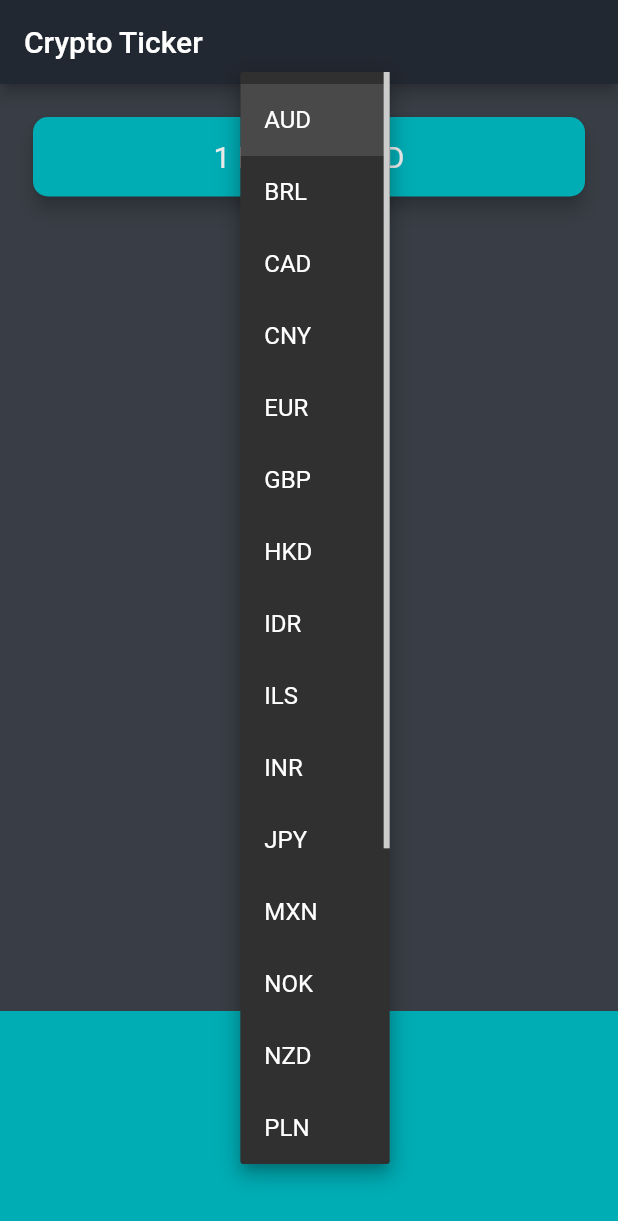
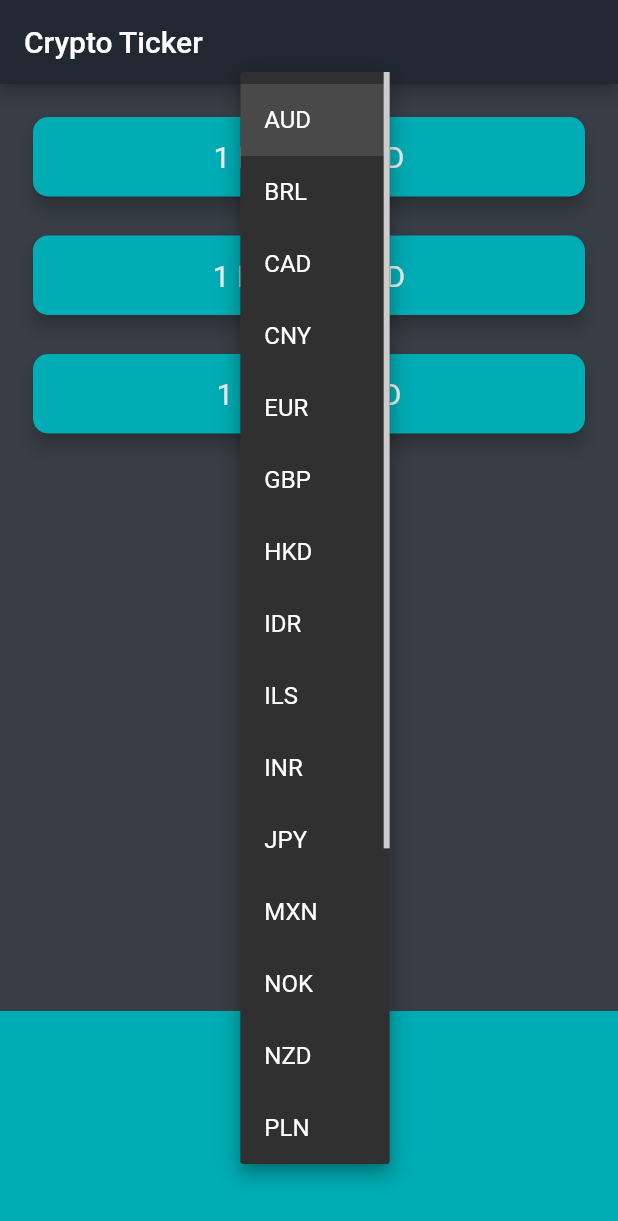
Before and after one commit to Sombernightmare/crypto-tracker-app, a Flutter app: the screen it shows after launch, after a tap on "AUD", on a phone screen of 412 x 824 dp. Shown: the top 1221 px of the screen. Run offline on Flutter 3.47's test engine with Material 2 defaults, Android fonts, the phone set to English and light mode, and no system bars; network calls fail.

Commit message:
Shows the values of 3 crypto currencies that automatically update when user selects a country’s currency

```diff
--- a/lib/coin_info.dart
+++ b/lib/coin_info.dart
@@ -34,17 +34,20 @@ const List<String> cryptoList = [
 const coinAvgURL = 'https://apiv2.bitcoinaverage.com/indices/global/ticker';
 
 class CoinInfo {
-  Future getCoinData(String currency) async {
-    String url = '$coinAvgURL/BTC$currency';
-    http.Response response = await http.get(url);
-
-    if (response.statusCode == 200) {
-      var decodeData = jsonDecode(response.body);
-      double lastPrice = decodeData['last'];
-      return lastPrice;
-    } else {
-      print(response.statusCode);
-      throw 'Problem with get request';
+  Future getCoinData(String selectedCurrency) async {
+    Map<String, String> prices = {};
+    for (String coin in cryptoList) {
+      String requestURL = '$coinAvgURL/$coin$selectedCurrency';
+      http.Response response = await http.get(requestURL);
+      if (response.statusCode == 200) {
+        var decodedData = jsonDecode(response.body);
+        double lastPrice = decodedData['last'];
+        prices[coin] = lastPrice.toStringAsFixed(0);
+      } else {
+        print(response.statusCode);
+        throw 'Problem with get request';
+      }
     }
+    return prices;
   }
 }
--- a/lib/price_screen.dart
+++ b/lib/price_screen.dart
@@ -10,7 +10,8 @@ class PriceScreen extends StatefulWidget {
 
 class _PriceScreenState extends State<PriceScreen> {
   String selectedCurrency = 'AUD';
-  String bitcoinValue = '?';
+  Map<String, String> coinValues = {};
+  bool isWaiting = false;
 
   DropdownButton<String> androidDropdown() {
     List<DropdownMenuItem<String>> dropDownList = [];
@@ -49,14 +50,31 @@ class _PriceScreenState extends State<PriceScreen> {
   }
 
   void getData() async {
+    isWaiting = true;
     try {
       var data = await CoinInfo().getCoinData(selectedCurrency);
+      isWaiting = false;
       setState(() {
-        bitcoinValue = data.toString();
+        coinValues = data;
       });
     } catch (e) {
       print('hi');
     }
+  }
+
+  Column createCard() {
+    List<CoinCard> coinCards = [];
+
+    for (String coin in cryptoList) {
+      coinCards.add(CoinCard(
+          coin: coin,
+          selectedCurrency: selectedCurrency,
+          value: isWaiting ? '?' : coinValues[coin]));
+    }
+    return Column(
+      crossAxisAlignment: CrossAxisAlignment.stretch,
+      children: coinCards,
+    );
   }
 
   @override
@@ -75,7 +93,28 @@ class _PriceScreenState extends State<PriceScreen> {
           mainAxisAlignment: MainAxisAlignment.spaceBetween,
           crossAxisAlignment: CrossAxisAlignment.stretch,
           children: <Widget>[
-            Padding(
+            createCard(),
+            Container(
+                height: 150,
+                alignment: Alignment.center,
+                padding: EdgeInsets.only(bottom: 30),
+                color: Color(0xff00adb5),
+                child: Platform.isAndroid ? androidDropdown() : iosPicker()),
+          ]),
+    );
+  }
+}
+
+class CoinCard extends StatelessWidget {
+  const CoinCard({this.coin, this.selectedCurrency, this.value});
+
+  final String coin;
+  final String selectedCurrency;
+  final String value;
+
+  @override
+  Widget build(BuildContext context) {
+    return Padding(
       padding: EdgeInsets.fromLTRB(18, 18, 18, 0),
       child: Card(
         color: Color(0xff00adb5),
@@ -86,7 +125,7 @@ class _PriceScreenState extends State<PriceScreen> {
         child: Padding(
           padding: EdgeInsets.symmetric(vertical: 15, horizontal: 28),
           child: Text(
-                    '1 BTC = $bitcoinValue $selectedCurrency',
+            '1 $coin = $value $selectedCurrency',
             textAlign: TextAlign.center,
             style: TextStyle(
               fontSize: 20,
@@ -95,14 +134,6 @@ class _PriceScreenState extends State<PriceScreen> {
           ),
         ),
       ),
-            ),
-            Container(
-                height: 150,
-                alignment: Alignment.center,
-                padding: EdgeInsets.only(bottom: 30),
-                color: Color(0xff00adb5),
-                child: Platform.isAndroid ? androidDropdown() : iosPicker()),
-          ]),
     );
   }
 }
```
Lines whose indentation alone changed are shown as unchanged.
